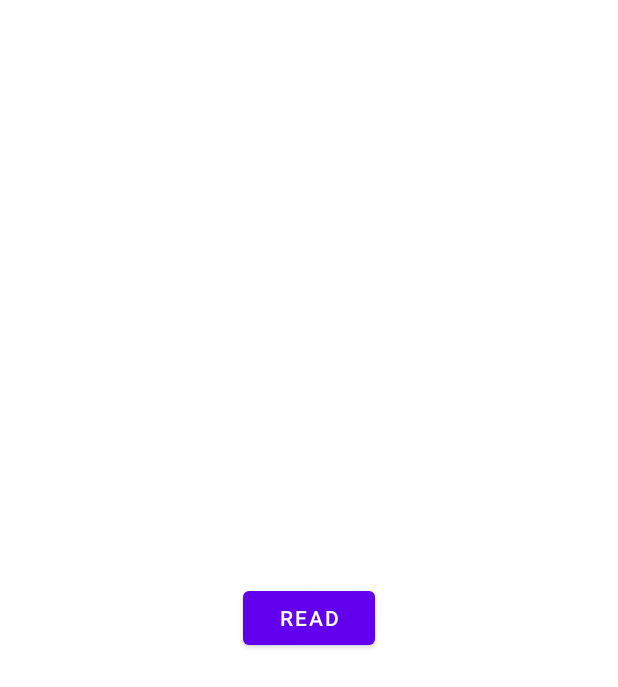
After one commit to since85stas/BookReader, an Android app: the layout control_fragment.xml on its own in the app's theme, with its tools: preview values and no code run, on a phone screen of 412 x 824 dp. The commit adds this screen. Shown: the top 687 px of the screen. Run offline under Robolectric (Android 15) with nearby library versions, the phone set to English and light mode, and no system bars.

Commit message:
добавлен фрагмент для управления

```diff
--- a/app/src/main/java/stas/batura/bookreader/ui/main/PageFragment.kt
+++ b/app/src/main/java/stas/batura/bookreader/ui/main/read/PageFragment.kt
@@ -1,4 +1,4 @@
-package stas.batura.bookreader.ui.main
+package stas.batura.bookreader.ui.main.read
 
 import androidx.lifecycle.ViewModelProvider
 import android.os.Bundle
--- a/app/src/main/java/stas/batura/bookreader/ui/main/PageViewModel.kt
+++ b/app/src/main/java/stas/batura/bookreader/ui/main/read/PageViewModel.kt
@@ -1,4 +1,4 @@
-package stas.batura.bookreader.ui.main
+package stas.batura.bookreader.ui.main.read
 
 import androidx.lifecycle.ViewModel
 
--- a/app/src/main/java/stas/batura/bookreader/ui/main/read/ReadFragment.kt
+++ b/app/src/main/java/stas/batura/bookreader/ui/main/read/ReadFragment.kt
@@ -15,7 +15,6 @@ import kotlinx.android.synthetic.main.main_activity.*
 import kotlinx.android.synthetic.main.read_fragment.*
 import stas.batura.bookreader.MainActivity
 import stas.batura.bookreader.R
-import stas.batura.bookreader.ui.main.PageFragment
 import stas.batura.bookreader.ui.main.utils.PageSplitter
 import stas.batura.bookreader.ui.main.utils.ZoomOutPageTransformer
 import java.io.BufferedReader
--- /dev/null
+++ b/app/src/main/res/layout/control_fragment.xml
@@ -0,0 +1,27 @@
+<?xml version="1.0" encoding="utf-8"?>
+<layout xmlns:android="http://schemas.android.com/apk/res/android"
+    xmlns:app="http://schemas.android.com/apk/res-auto">
+
+    <data>
+        <variable
+            name="viewModel"
+            type="stas.batura.bookreader.ui.main.controls.ControlsViewModel" />
+    </data>
+
+    <androidx.constraintlayout.widget.ConstraintLayout
+        android:layout_width="match_parent"
+        android:layout_height="match_parent">
+
+        <Button
+            android:layout_width="wrap_content"
+            android:layout_height="wrap_content"
+            android:text="read"
+            app:layout_constraintBottom_toBottomOf="parent"
+            app:layout_constraintEnd_toEndOf="parent"
+            app:layout_constraintStart_toStartOf="parent"
+            app:layout_constraintTop_toTopOf="parent">
+
+        </Button>
+
+    </androidx.constraintlayout.widget.ConstraintLayout>
+</layout>
```
Also changed, not shown: app/src/main/java/stas/batura/bookreader/data/Repository.kt (+17 -0 lines), app/src/main/java/stas/batura/bookreader/ui/main/controls/ControlsFragment.kt (added, +48 -0 lines), app/src/main/java/stas/batura/bookreader/ui/main/controls/ControlsViewModel.kt (added, +11 -0 lines), app/src/main/res/navigation/mobile_navigation.xml (+15 -2 lines).
